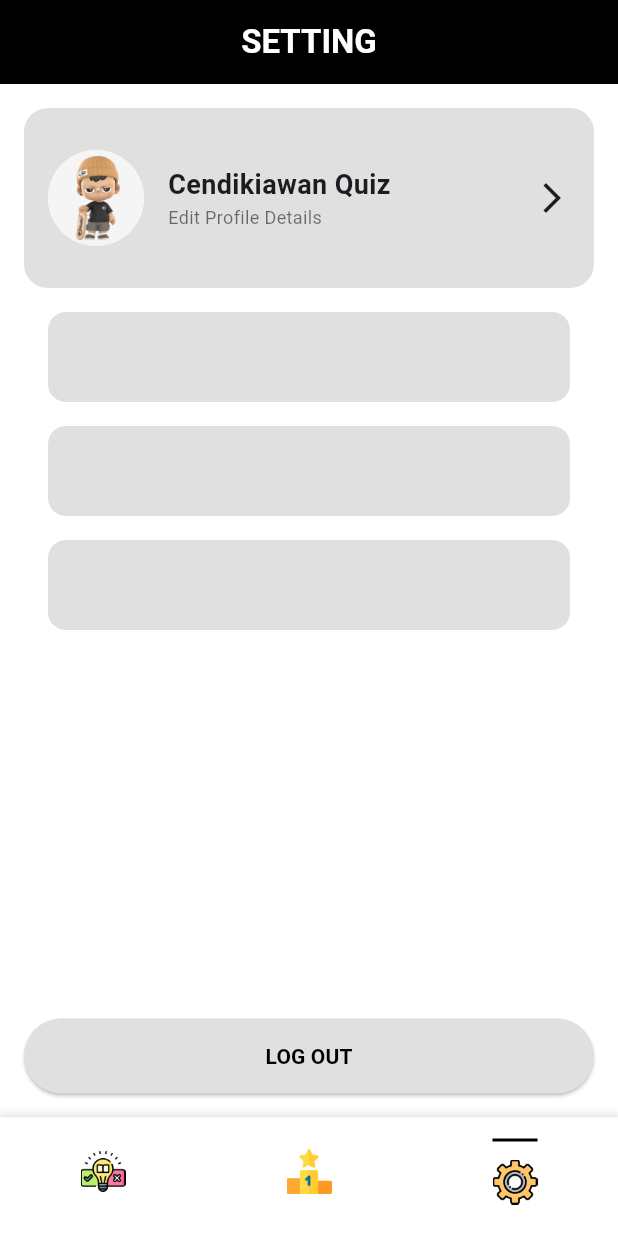
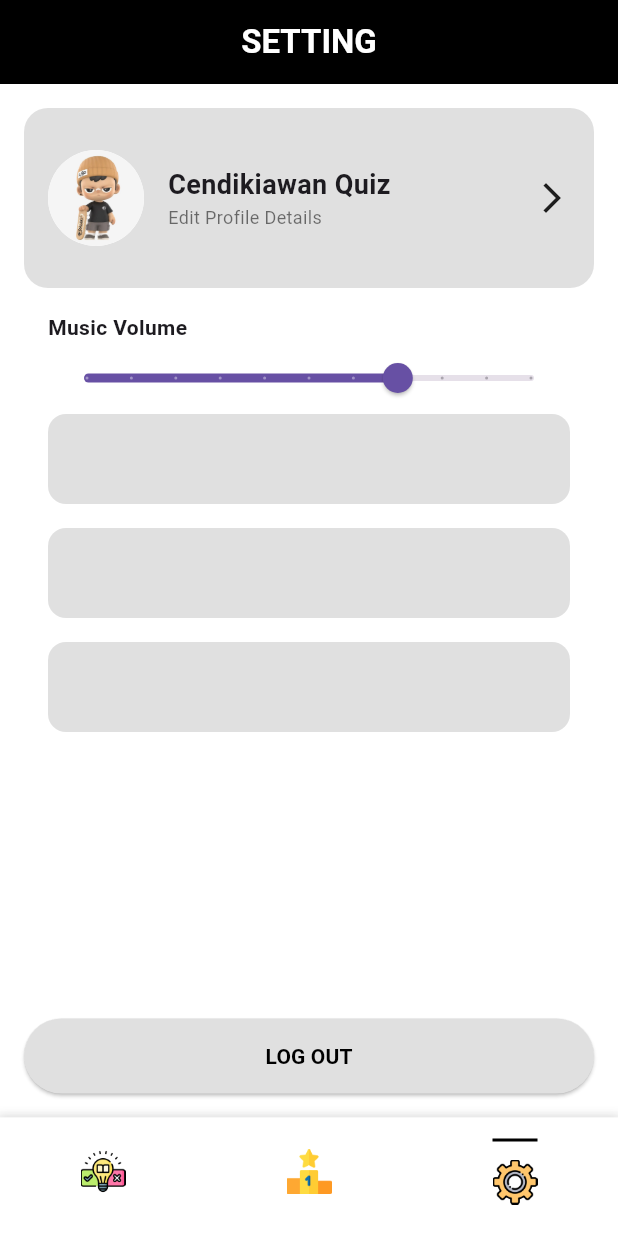
Before and after one commit to machzaul/Apps_Cendikiawan, a Flutter app: the screen it shows once a user with an empty profile is signed in, item 3 of the bottom bar chosen, on a phone screen of 412 x 824 dp. Run offline on Flutter 3.47's test engine with Material 3 defaults, Android fonts, the phone set to English and light mode, and no system bars; our stand-ins replace audioplayers, cloud_firestore, firebase_auth, firebase_core; accounts and stored records are empty.

Commit message:
musik gacor

```diff
--- a/lib/SettingsPage.dart
+++ b/lib/SettingsPage.dart
@@ -2,7 +2,8 @@ import 'package:flutter/material.dart';
 import 'package:flutter/services.dart';
 import 'package:firebase_auth/firebase_auth.dart';
 import 'ProfilePage.dart';
-import 'LoginPage.dart'; // Ganti sesuai nama file login kamu
+import 'LoginPage.dart';
+import 'utils/audio_manager.dart';
 
 class SettingsPage extends StatefulWidget {
   const SettingsPage({super.key});
@@ -12,6 +13,8 @@ class SettingsPage extends StatefulWidget {
 }
 
 class _SettingsPageState extends State<SettingsPage> {
+  double _currentVolume = AudioManager().volume;
+
   @override
   void initState() {
     super.initState();
@@ -19,12 +22,13 @@ class _SettingsPageState extends State<SettingsPage> {
       statusBarColor: Colors.black,
       statusBarIconBrightness: Brightness.light,
     ));
+
+    // Jalankan musik jika belum jalan
+    AudioManager().playBackgroundMusic();
   }
 
   Future<void> logout() async {
     await FirebaseAuth.instance.signOut();
-
-    // Arahkan ke login page dan hapus semua halaman sebelumnya
     Navigator.pushAndRemoveUntil(
       context,
       MaterialPageRoute(builder: (context) => const LoginPage()),
@@ -102,7 +106,34 @@ class _SettingsPageState extends State<SettingsPage> {
               ),
             ),
 
-            // Extra Settings (dummy)
+            // Pengaturan Volume Musik
+            Padding(
+              padding: const EdgeInsets.symmetric(horizontal: 32),
+              child: Column(
+                crossAxisAlignment: CrossAxisAlignment.start,
+                children: [
+                  const Text(
+                    "Music Volume",
+                    style: TextStyle(fontSize: 14, fontWeight: FontWeight.w600),
+                  ),
+                  Slider(
+                    value: _currentVolume,
+                    min: 0,
+                    max: 1,
+                    divisions: 10,
+                    label: (_currentVolume * 100).toInt().toString(),
+                    onChanged: (value) {
+                      setState(() {
+                        _currentVolume = value;
+                        AudioManager().setVolume(value);
+                      });
+                    },
+                  ),
+                ],
+              ),
+            ),
+
+            // Dummy Boxes
             Padding(
               padding: const EdgeInsets.symmetric(horizontal: 32),
               child: Column(
--- a/lib/main.dart
+++ b/lib/main.dart
@@ -7,6 +7,7 @@ import 'QuizPage.dart';
 import 'LeaderboardPage.dart';
 import 'SettingsPage.dart';
 import 'LoginPage.dart'; // ✅ tambahkan halaman login
+import 'utils/audio_manager.dart';
 
 void main() async {
   WidgetsFlutterBinding.ensureInitialized();
@@ -25,6 +26,7 @@ void main() async {
   ));
 
   runApp(const MyApp());
+  AudioManager().playBackgroundMusic();
 }
 
 class MyApp extends StatelessWidget {
--- /dev/null
+++ b/lib/utils/audio_manager.dart
@@ -0,0 +1,29 @@
+import 'package:audioplayers/audioplayers.dart';
+
+class AudioManager {
+  static final AudioManager _instance = AudioManager._internal();
+  factory AudioManager() => _instance;
+
+  late AudioPlayer _player;
+  double _volume = 0.7;
+
+  AudioManager._internal() {
+    _player = AudioPlayer();
+    _player.setReleaseMode(ReleaseMode.loop);
+    _player.setVolume(_volume);
+  }
+
+  Future<void> playBackgroundMusic() async {
+    await _player.play(AssetSource('audio/bg_music.mp3'));
+  }
+
+  void setVolume(double volume) {
+    _volume = volume;
+    _player.setVolume(volume);
+  }
+
+  double get volume => _volume;
+
+  void pause() => _player.pause();
+  void resume() => _player.resume();
+}
--- a/pubspec.yaml
+++ b/pubspec.yaml
@@ -28,6 +28,7 @@ environment:
 # the latest version available on pub.dev. To see which dependencies have newer
 # versions available, run `flutter pub outdated`.
 dependencies:
+  audioplayers: ^5.2.1
   flutter:
     sdk: flutter
 
@@ -68,6 +69,7 @@ flutter:
     - assets/images/
     - assets/logo/
     - assets/avatars/
+    - assets/audio/bg_music.mp3
 
 
 
```
Also changed, not shown: pubspec.lock, 6 other files.
